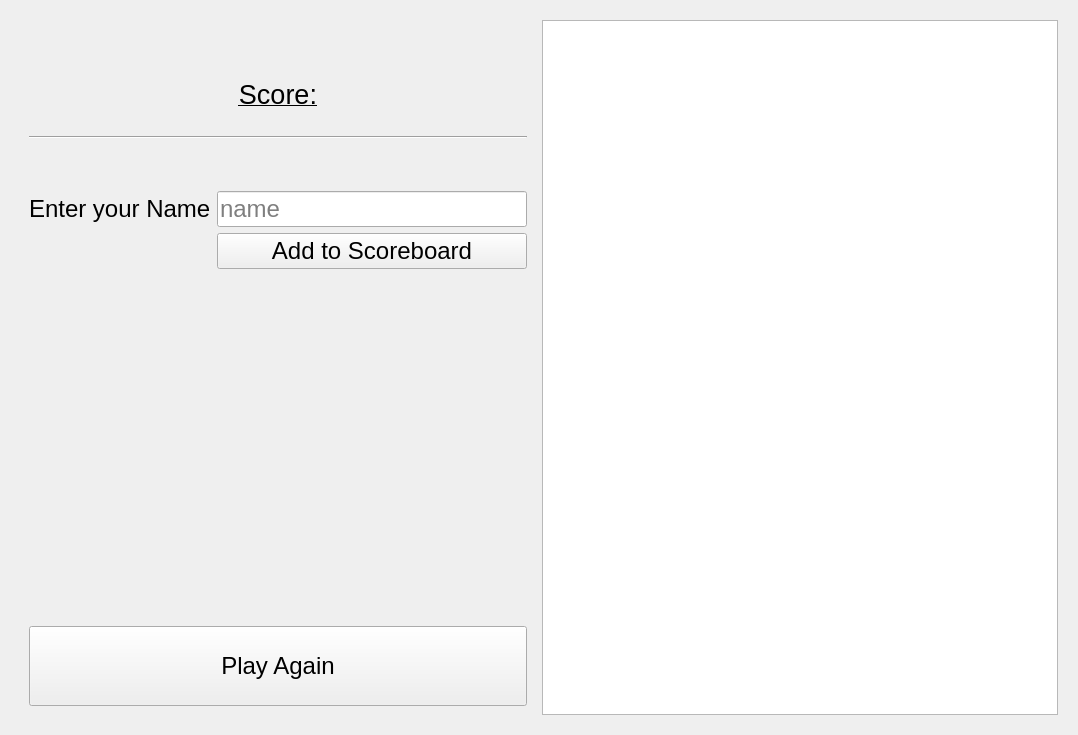
Old version of the form widgets/gameoverwidget.ui in the repository Jurek-Nky/snakeCGP.
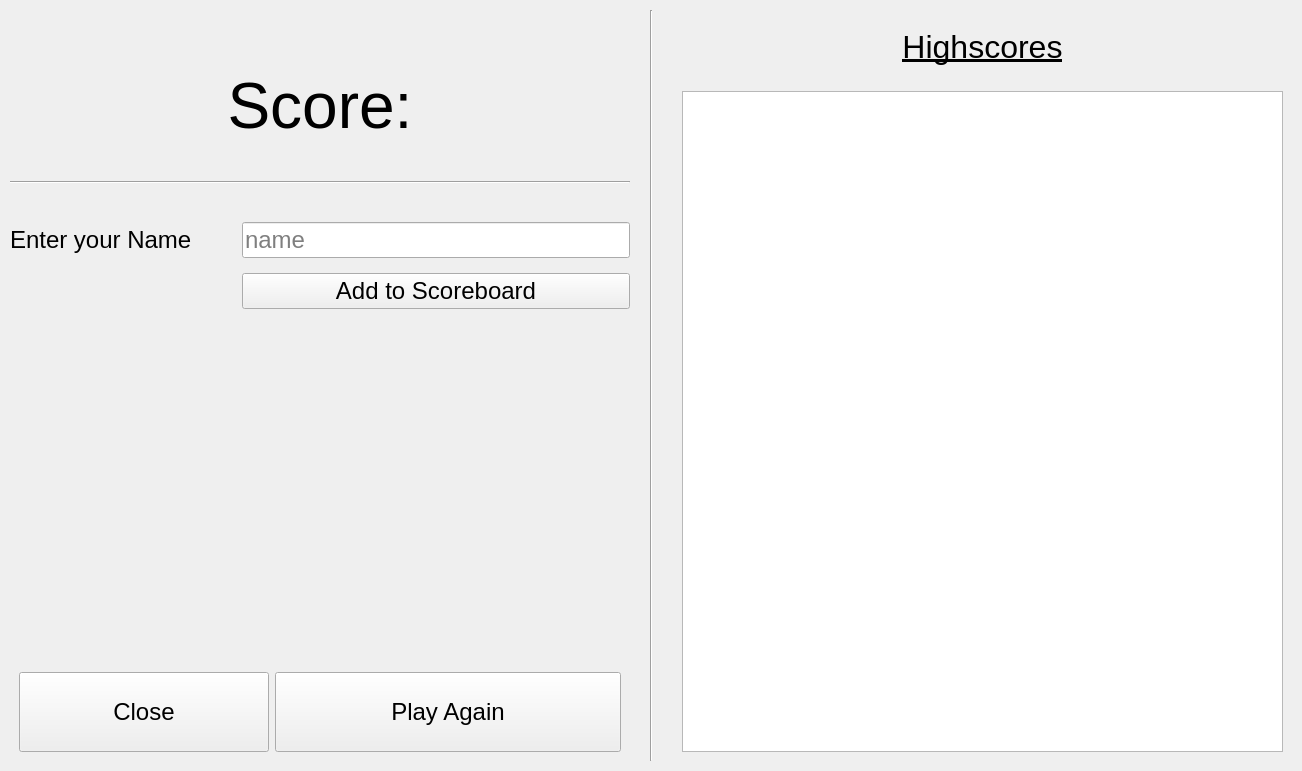
New version of the form.

Diff of the .ui file:
```diff
--- a/widgets/gameoverwidget.ui
+++ b/widgets/gameoverwidget.ui
@@ -6,17 +6,29 @@
    <rect>
     <x>0</x>
     <y>0</y>
-    <width>1078</width>
-    <height>735</height>
+    <width>1302</width>
+    <height>771</height>
    </rect>
   </property>
   <property name="windowTitle">
    <string>MenuWidget</string>
   </property>
-  <layout class="QVBoxLayout" name="verticalLayout">
-   <item>
-    <widget class="QWidget" name="widget" native="true">
-     <layout class="QHBoxLayout" name="horizontalLayout">
+  <layout class="QHBoxLayout" name="horizontalLayout_2">
+   <property name="spacing">
+    <number>20</number>
+   </property>
+   <property name="leftMargin">
+    <number>10</number>
+   </property>
+   <property name="topMargin">
+    <number>10</number>
+   </property>
+   <property name="rightMargin">
+    <number>10</number>
+   </property>
+   <property name="bottomMargin">
+    <number>10</number>
+   </property>
       <item>
        <widget class="QWidget" name="widget_2" native="true">
         <property name="font">
@@ -25,18 +37,33 @@
          </font>
         </property>
         <layout class="QVBoxLayout" name="verticalLayout_2">
+      <property name="spacing">
+       <number>20</number>
+      </property>
+      <property name="leftMargin">
+       <number>0</number>
+      </property>
+      <property name="topMargin">
+       <number>0</number>
+      </property>
+      <property name="rightMargin">
+       <number>0</number>
+      </property>
+      <property name="bottomMargin">
+       <number>0</number>
+      </property>
          <item>
-          <spacer name="verticalSpacer_3">
+       <spacer name="verticalSpacer">
            <property name="orientation">
             <enum>Qt::Vertical</enum>
            </property>
            <property name="sizeType">
-            <enum>QSizePolicy::Minimum</enum>
+         <enum>QSizePolicy::Fixed</enum>
            </property>
            <property name="sizeHint" stdset="0">
             <size>
              <width>20</width>
-             <height>50</height>
+          <height>60</height>
             </size>
            </property>
           </spacer>
@@ -45,9 +72,9 @@
           <widget class="QLabel" name="scoreLabel">
            <property name="font">
             <font>
-             <pointsize>20</pointsize>
+          <pointsize>48</pointsize>
              <italic>false</italic>
-             <underline>true</underline>
+          <underline>false</underline>
             </font>
            </property>
            <property name="text">
@@ -59,63 +86,39 @@
           </widget>
          </item>
          <item>
-          <spacer name="verticalSpacer_4">
-           <property name="orientation">
-            <enum>Qt::Vertical</enum>
-           </property>
-           <property name="sizeType">
-            <enum>QSizePolicy::Fixed</enum>
-           </property>
-           <property name="sizeHint" stdset="0">
+       <widget class="Line" name="line_2">
+        <property name="sizePolicy">
+         <sizepolicy hsizetype="Minimum" vsizetype="Expanding">
+          <horstretch>0</horstretch>
+          <verstretch>0</verstretch>
+         </sizepolicy>
+        </property>
+        <property name="maximumSize">
+         <size>
+          <width>16777215</width>
+          <height>40</height>
+         </size>
+        </property>
+        <property name="baseSize">
             <size>
-             <width>20</width>
-             <height>20</height>
-            </size>
-           </property>
-          </spacer>
-         </item>
-         <item>
-          <widget class="Line" name="line">
+          <width>0</width>
+          <height>0</height>
+         </size>
+        </property>
            <property name="orientation">
             <enum>Qt::Horizontal</enum>
            </property>
           </widget>
          </item>
-         <item>
-          <spacer name="verticalSpacer_5">
-           <property name="orientation">
-            <enum>Qt::Vertical</enum>
-           </property>
-           <property name="sizeType">
-            <enum>QSizePolicy::Fixed</enum>
-           </property>
-           <property name="sizeHint" stdset="0">
-            <size>
-             <width>20</width>
-             <height>20</height>
-            </size>
-           </property>
-          </spacer>
-         </item>
          <item>
           <layout class="QFormLayout" name="formLayout">
-           <item row="0" column="1">
-            <spacer name="verticalSpacer">
-             <property name="orientation">
-              <enum>Qt::Vertical</enum>
-             </property>
-             <property name="sizeType">
-              <enum>QSizePolicy::Fixed</enum>
-             </property>
-             <property name="sizeHint" stdset="0">
-              <size>
-               <width>20</width>
-               <height>20</height>
-              </size>
-             </property>
-            </spacer>
-           </item>
-           <item row="1" column="0">
+        <property name="horizontalSpacing">
+         <number>50</number>
+        </property>
+        <property name="verticalSpacing">
+         <number>15</number>
+        </property>
+        <item row="0" column="0">
             <widget class="QLabel" name="nameLabel">
              <property name="text">
               <string>Enter your Name</string>
@@ -123,10 +126,29 @@
             </widget>
            </item>
            <item row="1" column="1">
+         <widget class="QPushButton" name="nameButton">
+          <property name="maximumSize">
+           <size>
+            <width>16777215</width>
+            <height>16777215</height>
+           </size>
+          </property>
+          <property name="text">
+           <string>Add to Scoreboard</string>
+          </property>
+         </widget>
+        </item>
+        <item row="0" column="1">
             <widget class="QLineEdit" name="nameInput">
+          <property name="sizePolicy">
+           <sizepolicy hsizetype="Minimum" vsizetype="Fixed">
+            <horstretch>0</horstretch>
+            <verstretch>0</verstretch>
+           </sizepolicy>
+          </property>
              <property name="maximumSize">
               <size>
-               <width>500</width>
+            <width>16777215</width>
                <height>16777215</height>
               </size>
              </property>
@@ -141,21 +163,10 @@
              </property>
             </widget>
            </item>
-           <item row="2" column="1">
-            <widget class="QPushButton" name="nameButton">
-             <property name="maximumSize">
-              <size>
-               <width>500</width>
-               <height>16777215</height>
-              </size>
-             </property>
-             <property name="text">
-              <string>Add to Scoreboard</string>
-             </property>
-            </widget>
-           </item>
-           <item row="3" column="1">
-            <spacer name="verticalSpacer_2">
+       </layout>
+      </item>
+      <item>
+       <spacer name="verticalSpacer_3">
              <property name="orientation">
               <enum>Qt::Vertical</enum>
              </property>
@@ -167,7 +178,35 @@
              </property>
             </spacer>
            </item>
-          </layout>
+      <item>
+       <widget class="QWidget" name="widget" native="true">
+        <layout class="QHBoxLayout" name="horizontalLayout">
+         <item>
+          <widget class="QPushButton" name="exitButton">
+           <property name="sizePolicy">
+            <sizepolicy hsizetype="Minimum" vsizetype="Fixed">
+             <horstretch>0</horstretch>
+             <verstretch>0</verstretch>
+            </sizepolicy>
+           </property>
+           <property name="minimumSize">
+            <size>
+             <width>250</width>
+             <height>80</height>
+            </size>
+           </property>
+           <property name="font">
+            <font>
+             <pointsize>18</pointsize>
+            </font>
+           </property>
+           <property name="styleSheet">
+            <string notr="true"/>
+           </property>
+           <property name="text">
+            <string>Close</string>
+           </property>
+          </widget>
          </item>
          <item>
           <widget class="QPushButton" name="playAgainButton">
@@ -193,6 +232,70 @@
          </item>
         </layout>
        </widget>
+      </item>
+     </layout>
+    </widget>
+   </item>
+   <item>
+    <widget class="Line" name="line">
+     <property name="styleSheet">
+      <string notr="true">color:rgb(94, 92, 100)</string>
+     </property>
+     <property name="orientation">
+      <enum>Qt::Vertical</enum>
+     </property>
+    </widget>
+   </item>
+   <item>
+    <widget class="QWidget" name="widget_3" native="true">
+     <layout class="QVBoxLayout" name="verticalLayout_3">
+      <item>
+       <spacer name="verticalSpacer_6">
+        <property name="orientation">
+         <enum>Qt::Vertical</enum>
+        </property>
+        <property name="sizeType">
+         <enum>QSizePolicy::Fixed</enum>
+        </property>
+        <property name="sizeHint" stdset="0">
+         <size>
+          <width>20</width>
+          <height>10</height>
+         </size>
+        </property>
+       </spacer>
+      </item>
+      <item>
+       <widget class="QLabel" name="label">
+        <property name="font">
+         <font>
+          <pointsize>24</pointsize>
+          <underline>true</underline>
+         </font>
+        </property>
+        <property name="text">
+         <string>Highscores</string>
+        </property>
+        <property name="alignment">
+         <set>Qt::AlignCenter</set>
+        </property>
+       </widget>
+      </item>
+      <item>
+       <spacer name="verticalSpacer_7">
+        <property name="orientation">
+         <enum>Qt::Vertical</enum>
+        </property>
+        <property name="sizeType">
+         <enum>QSizePolicy::Fixed</enum>
+        </property>
+        <property name="sizeHint" stdset="0">
+         <size>
+          <width>20</width>
+          <height>20</height>
+         </size>
+        </property>
+       </spacer>
       </item>
       <item>
        <widget class="QTableWidget" name="tableWidget">
```
Lines whose indentation alone changed are shown as unchanged.
